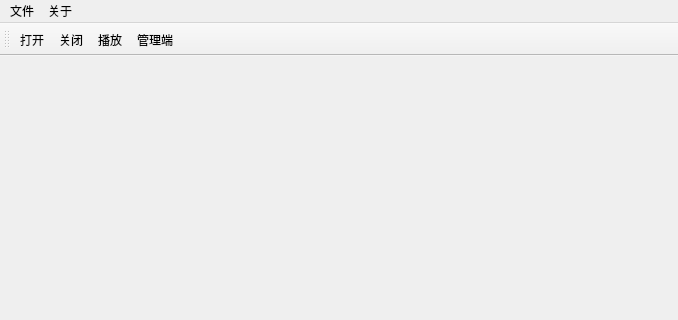
RiccoLiu/qt_cpp, file mysql/mainwindow.ui: the form before one commit; both pictures show x 0 to 678 and y 0 to 320 of the 678 by 505 pixel window.
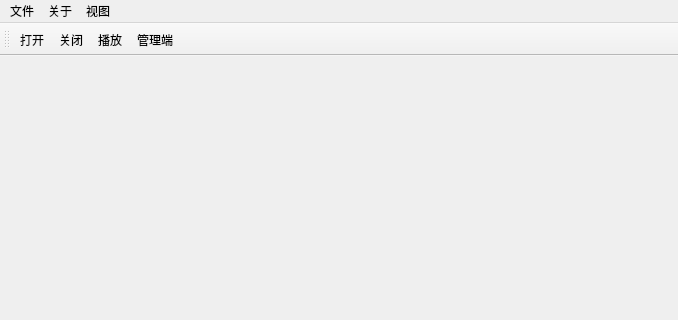
The form after the commit.

Diff of the .ui file:
```diff
--- a/mysql/mainwindow.ui
+++ b/mysql/mainwindow.ui
@@ -34,8 +34,14 @@
      <string>关于</string>
     </property>
    </widget>
+   <widget class="QMenu" name="menu_3">
+    <property name="title">
+     <string>视图</string>
+    </property>
+   </widget>
    <addaction name="menu"/>
    <addaction name="menu_2"/>
+   <addaction name="menu_3"/>
   </widget>
   <widget class="QStatusBar" name="statusbar"/>
   <widget class="QToolBar" name="toolBar">
```
Left out of the diff: 6 changed lines with no effect on the pictures.
